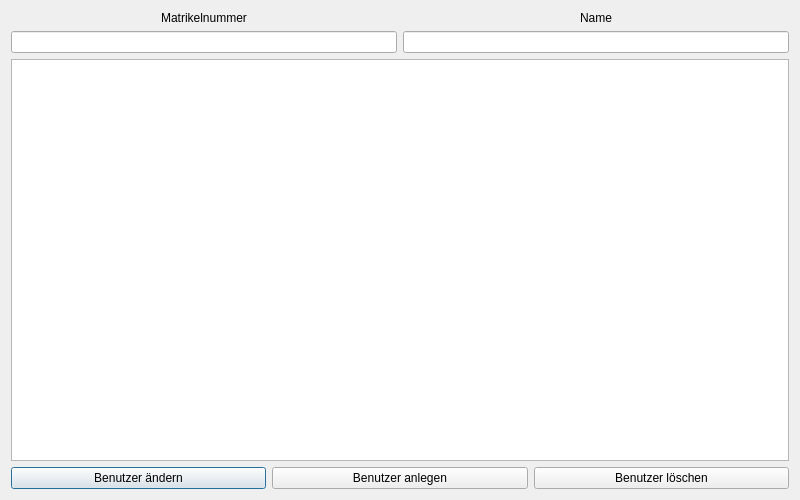
Kopfwerk-Datensysteme/Power.Attendance, file userdialog.ui: the form before one commit.
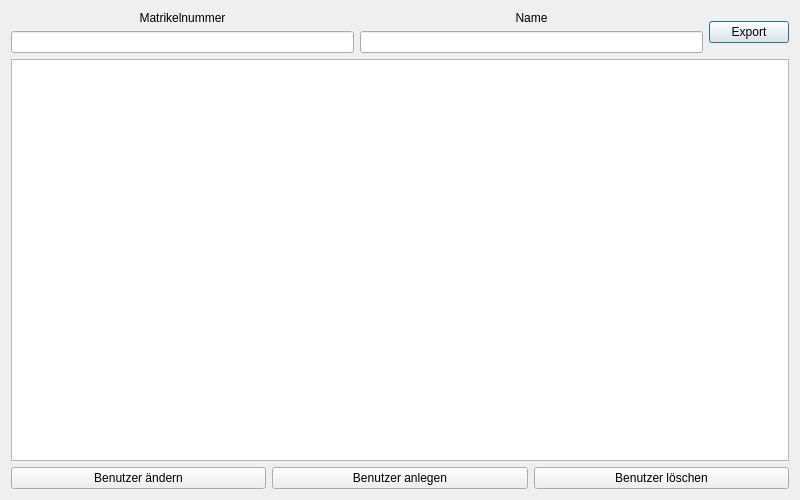
The form after the commit.

Commit message: added export buttons to tables

What changed in the file:
```diff
--- a/userdialog.ui
+++ b/userdialog.ui
@@ -52,6 +52,13 @@
          </item>
         </layout>
        </item>
+       <item>
+        <widget class="QPushButton" name="pushButtonExport">
+         <property name="text">
+          <string>Export</string>
+         </property>
+        </widget>
+       </item>
       </layout>
      </item>
      <item>
```
The commit also changes 1 other file.
